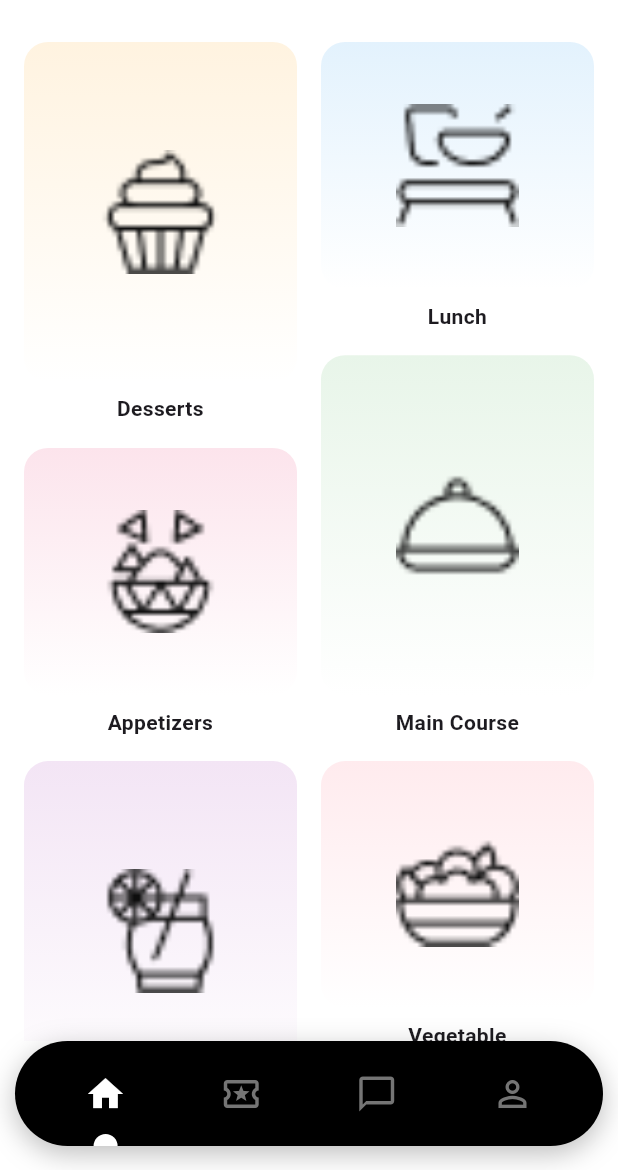
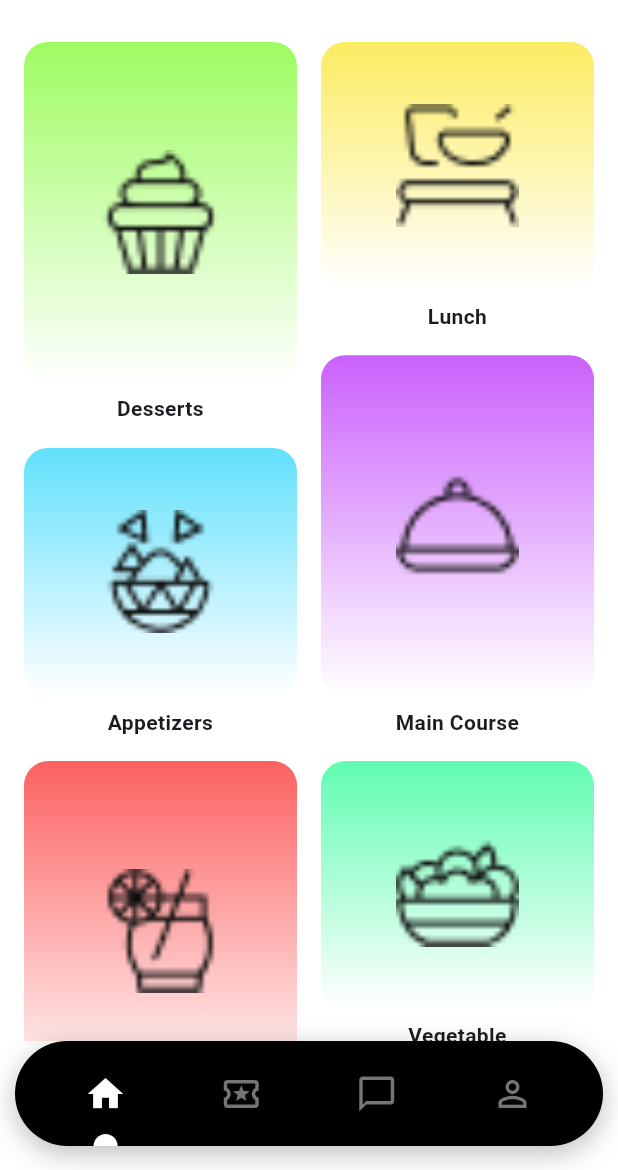
Before and after one commit to darvish-docking/millio, a Flutter app: the HomeScreen screen opened directly, after a tap on "See All", on a phone screen of 412 x 824 dp, the part 66-1236 px from its top. Run offline on Flutter 3.47's test engine with Material 3 defaults, Android fonts, the phone set to English and light mode, and no system bars; our stand-ins replace country_picker, google_maps_flutter.

Commit message:
colors edited to dynamic

```diff
--- a/lib/core/constants/app_colors.dart
+++ b/lib/core/constants/app_colors.dart
@@ -3,7 +3,11 @@ import 'package:flutter/material.dart';
 class AppColors {
   // 🔹 Primary Colors
   static const Color primary = Color(0xFF62C222); // Orange
+  static const Color primaryLight = Color(0xFFEFF9E9);
+  static  Color primaryLight05 = Colors.green.shade50;
+  static const Color primaryDark = Color(0xFF388E3C);
   static const Color secondary = Color(0xFF7E57C2); // Violet
+  static const Color home =  Color.fromARGB(255, 121, 39, 176);
   static const Color transparent = Colors.transparent;
 
   static const Color indigo = Color.fromARGB(255, 12, 3, 32);
@@ -15,11 +19,22 @@ class AppColors {
 
   // 🔹 Background Colors
   static const Color background = Colors.white;
+  static const Color background07 = Colors.white70;
+
   static const Color backgroundSecondary =Colors.grey;
+  static  Color backgroundSecondary1 = Colors.grey.shade100;
+  static  Color backgroundSecondary2 = Colors.grey.shade200;
+  static  Color backgroundSecondary3 =  Colors.grey.shade300;
+  static  Color backgroundSecondary4 =  Colors.grey.shade400;
+  static  Color backgroundSecondary5 =  Colors.grey.shade500;
+  static  Color backgroundSecondary6 =  Colors.grey.shade600;
+  static  Color backgroundSecondary7 =  Colors.grey.shade700;
   static const Color scaffoldBackground = Color(0xFFF8F9FB);
 
   // 🔹 Text Colors
   static const Color textPrimary = Colors.black;
+  static const Color textPrimarylight87 = Colors.black87;
+  static const Color textPrimarylight12 =Colors.black12;
   static const Color textSecondary = Color(0xFF7A7A7A);
   static const Color textWhite = Color(0xFFFFFFFF);
 
@@ -36,8 +51,20 @@ class AppColors {
   static const Color inputFill = Color(0xFFF5F5F5);
   static const Color inputBorder = Color(0xFFDADADA);
   static const Color inputFocused = Color(0xFFFF7A00);
+  static const Color amber = Colors.amber;
 
   // 🔹 Button Colors
   static const Color buttonPrimary = primary;
   static const Color buttonText = Colors.white;
+  static const Color buttonFavourites = Colors.red;
+
+  // categories
+  static const Color category1 = Color(0xff9EFC61);
+      static const Color category2 = Color(0xffFCEC61);
+      static const Color category3 = Color(0xff61E0FC);
+      static const Color category4 = Color(0xffCA61FC);
+      static const Color category5 = Color(0xffFC6161);
+      static const Color category6 = Color(0xff61FCB1);
+      static const Color category7 = Color(0xff6170FC);
+      static const Color category8 = Color(0xffFC8F61);
 }
--- a/lib/features/home/presentation/screens/categories.dart
+++ b/lib/features/home/presentation/screens/categories.dart
@@ -15,18 +15,18 @@ class CategoriesScreen extends StatelessWidget {
 
     // Using the same pastel background colors as home screen, but in a square container
     final bgColors = [
-      Colors.orange.shade50,
-      Colors.blue.shade50,
-      Colors.pink.shade50,
-      Colors.green.shade50,
-      Colors.purple.shade50,
-      Colors.red.shade50,
-      Colors.teal.shade50,
-      Colors.amber.shade50,
+      AppColors.category1,
+AppColors.category2,
+AppColors.category3,
+AppColors.category4,
+AppColors.category5,
+      AppColors.category6,
+      AppColors.category7,
+      AppColors.category8,
     ];
 
     return Scaffold(
-      backgroundColor: Colors.white,
+      backgroundColor: AppColors.background,
       appBar: AppBar(
         backgroundColor: AppColors.background,
         elevation: 0,
@@ -35,7 +35,7 @@ class CategoriesScreen extends StatelessWidget {
         leading: Align(
           alignment: Alignment.centerRight,
           child: Material(
-            color: Colors.grey.shade300,
+            color: AppColors.backgroundSecondary3,
             shape: const CircleBorder(),
             clipBehavior: Clip.hardEdge,
             child: InkWell(
@@ -57,7 +57,7 @@ class CategoriesScreen extends StatelessWidget {
         ),
         title: const Text(
           "Categories",
-          style: TextStyle(color: Colors.black, fontWeight: FontWeight.bold),
+          style: TextStyle(color: AppColors.textPrimary, fontWeight: FontWeight.bold),
         ),
         centerTitle: false,
       ),
@@ -129,7 +129,7 @@ class CategoriesScreen extends StatelessWidget {
               end: Alignment.bottomCenter,
               colors: [
                 bgColors[index % bgColors.length],
-                Colors.white,
+                AppColors.background,
               ],
             ),
             borderRadius: BorderRadius.circular(16),
--- a/lib/features/home/presentation/screens/home_screen.dart
+++ b/lib/features/home/presentation/screens/home_screen.dart
@@ -5,6 +5,7 @@ import 'package:millio/features/home/presentation/screens/categories.dart';
 import 'package:millio/features/home/presentation/screens/hot_deal_today.dart';
 import 'package:millio/features/home/presentation/screens/special_offers.dart';
 import 'package:millio/features/home/presentation/screens/chat_box_screen.dart';
+import 'package:millio/features/cart/presentation/screens/cart.dart';
 
 class SpecialOffer {
   final String image;
@@ -23,28 +24,6 @@ class SpecialOffer {
     required this.price,
   });
 }
-
-class HomeScreen extends StatefulWidget {
-  const HomeScreen({super.key});
-
-  @override
-  State<HomeScreen> createState() => _HomeScreenState();
-}
-
-class _HomeScreenState extends State<HomeScreen> {
-
-  int currentIndex = 0;
-
-  final categories = [
-    "Desserts",
-    "Lunch",
-    "Appetizers",
-    "Main Course",
-    "Drink",
-    "Vegetable",
-    "Fast Food",
-    "Sea Food"
-  ];
 
 final List<SpecialOffer> specialOffers = [
   SpecialOffer(
@@ -97,6 +76,28 @@ class _HomeScreenState extends State<HomeScreen> {
   ),
 ];
 
+class HomeScreen extends StatefulWidget {
+  const HomeScreen({super.key});
+
+  @override
+  State<HomeScreen> createState() => _HomeScreenState();
+}
+
+class _HomeScreenState extends State<HomeScreen> {
+
+  int currentIndex = 0;
+
+  final categories = [
+    "Desserts",
+    "Lunch",
+    "Appetizers",
+    "Main Course",
+    "Drink",
+    "Vegetable",
+    "Fast Food",
+    "Sea Food"
+  ];
+
   final PageController _pageController = PageController(viewportFraction: 0.75);
 
   @override
@@ -118,7 +119,7 @@ class _HomeScreenState extends State<HomeScreen> {
     final h = size.height;
 
     return Scaffold(
-      backgroundColor: Colors.white,
+      backgroundColor: AppColors.background,
 
       body: SafeArea(
         child: SingleChildScrollView(
@@ -139,6 +140,17 @@ class _HomeScreenState extends State<HomeScreen> {
                   const Spacer(),
 
                   Icon(Icons.notifications_none, size: w * .07),
+                  SizedBox(width: w * .03),
+
+                  GestureDetector(
+                    onTap: () {
+                      Navigator.push(
+                        context,
+                        MaterialPageRoute(builder: (context) => const CartScreen()),
+                      );
+                    },
+                    child: Icon(Icons.shopping_cart_outlined, size: w * .07),
+                  ),
                   SizedBox(width: w * .03),
 
                   GestureDetector(
@@ -170,12 +182,12 @@ class _HomeScreenState extends State<HomeScreen> {
               /// SEARCH BAR
               Container(
                 decoration: BoxDecoration(
-                  color: Colors.white,
+                  color: AppColors.background,
                   borderRadius: BorderRadius.circular(50),
                   boxShadow: [
                     BoxShadow(
                       blurRadius: 10,
-                      color: Colors.black12,
+                      color: AppColors.textPrimarylight12,
                       offset: Offset(0, 4),
                     )
                   ],
@@ -201,7 +213,7 @@ class _HomeScreenState extends State<HomeScreen> {
                   Container(
                     height: h * .18,
                     decoration: BoxDecoration(
-                      color: const Color.fromARGB(255, 121, 39, 176),
+                      color: AppColors.home,
                       borderRadius: BorderRadius.circular(24),
                     ),
                   ),
@@ -233,7 +245,7 @@ class _HomeScreenState extends State<HomeScreen> {
                     child: Divider(
                       height: 2,          // total space occupied vertically
                       thickness: 2,        // actual line thickness
-                      color: Colors.grey,
+                      color: AppColors.backgroundSecondary,
                       indent: 20,          // left spacing
                       endIndent: 20,       // right spacing
                     ),
@@ -276,11 +288,11 @@ class _HomeScreenState extends State<HomeScreen> {
                     height: h * 0.01,
                     width: w * 0.08,
                     decoration: BoxDecoration(
-                      color: Colors.green,
+                      color: AppColors.primary,
                       shape: BoxShape.circle,
                       boxShadow: [
                         BoxShadow(
-                          color: Colors.black12,
+                          color: AppColors.textPrimarylight12,
                           blurRadius: 8,
                           offset: Offset(0, 4),
                         ),
@@ -289,7 +301,7 @@ class _HomeScreenState extends State<HomeScreen> {
                     child: const Center(
                       child: Icon(
                         Icons.chevron_right,
-                        color: Colors.white,
+                        color: AppColors.background,
                         size: 30,
                       ),
                     ),
@@ -326,14 +338,14 @@ class _HomeScreenState extends State<HomeScreen> {
                 ),
                 itemBuilder: (_, index) {
                   final bgColors = [
-                    Colors.orange.shade50,
-                    Colors.blue.shade50,
-                    Colors.pink.shade50,
-                    Colors.green.shade50,
-                    Colors.purple.shade50,
-                    Colors.red.shade50,
-                    Colors.teal.shade50,
-                    Colors.amber.shade50,
+                    AppColors.category1,
+AppColors.category2,
+AppColors.category3,
+AppColors.category4,
+AppColors.category5,
+      AppColors.category6,
+      AppColors.category7,
+      AppColors.category8,
                   ];
                   return Column(
                     children: [
@@ -347,7 +359,7 @@ class _HomeScreenState extends State<HomeScreen> {
                             end: Alignment.bottomCenter,
                             colors: [
                               bgColors[index % bgColors.length],
-                              Colors.white,
+                              AppColors.background,
                             ],
                           ),
                         ),
@@ -409,11 +421,11 @@ class _HomeScreenState extends State<HomeScreen> {
                       child: Container(
                         margin: const EdgeInsets.symmetric(horizontal: 8, vertical: 10),
                         decoration: BoxDecoration(
-                          color: Colors.green,
+                          color: AppColors.primary,
                           borderRadius: BorderRadius.circular(24),
                           boxShadow: [
                             BoxShadow(
-                              color: Colors.green.withOpacity(0.4),
+                              color: AppColors.primary.withOpacity(0.4),
                               blurRadius: 10,
                               offset: const Offset(0, 5),
                             ),
@@ -436,7 +448,7 @@ class _HomeScreenState extends State<HomeScreen> {
                               Container(
                                 // width: w * 0.05,
                                 // height: h * 0.05,
-                                color: const Color.fromARGB(255, 201, 241, 203).withOpacity(0.6)),
+                                color: AppColors.primaryLight.withOpacity(0.6)),
                               Center(
                                 child:Column(
                                   mainAxisSize: MainAxisSize.min,
@@ -509,11 +521,11 @@ class _HomeScreenState extends State<HomeScreen> {
                     padding: const EdgeInsets.all(10),
                     decoration: BoxDecoration(
                       borderRadius: BorderRadius.circular(20),
-                      color: Colors.white,
+                      color: AppColors.background,
                       boxShadow: const [
                         BoxShadow(
                           blurRadius: 8,
-                          color: Colors.black12,
+                          color: AppColors.textPrimarylight12,
                         )
                       ],
                     ),
@@ -531,7 +543,7 @@ class _HomeScreenState extends State<HomeScreen> {
                               fit: BoxFit.cover,
                               width: double.infinity,
                               errorBuilder: (context, error, stackTrace) =>
-                                  Container(color: Colors.grey.shade200, child: const Icon(Icons.fastfood, color: Colors.grey)),
+                                  Container(color: AppColors.backgroundSecondary2, child: const Icon(Icons.fastfood, color: AppColors.backgroundSecondary)),
                             ),
                           ),
                         ),
@@ -608,8 +620,8 @@ class _HomeScreenState extends State<HomeScreen> {
                           begin: Alignment.topCenter,
                           end: Alignment.bottomCenter,
                           colors: [
-                            Colors.transparent,
-                            Colors.black.withOpacity(0.8),
+                            AppColors.transparent,
+                            AppColors.textPrimary.withOpacity(0.8),
                           ],
                         ),
                       ),
@@ -622,13 +634,13 @@ class _HomeScreenState extends State<HomeScreen> {
                           Icon(
                             Icons.play_circle_fill,
                             size: 40,
-                            color: Colors.white,
+                            color: AppColors.background,
                           ),
                           SizedBox(width: 10),
                           Text(
                             "Video promotion",
                             style: TextStyle(
-                              color: Colors.white,
+                              color: AppColors.background,
                               fontSize: 18,
                               fontWeight: FontWeight.bold,
                             ),
@@ -672,8 +684,8 @@ class _HomeScreenState extends State<HomeScreen> {
         TextButton(
           onPressed: onSeeAllTap ?? () {},
           style: TextButton.styleFrom(
-            backgroundColor: Colors.green.shade50,
-            foregroundColor: Colors.green,
+            backgroundColor: AppColors.primaryLight05,
+            foregroundColor: AppColors.primary,
             shape: RoundedRectangleBorder(
               borderRadius: BorderRadius.circular(20),
             ),
```
Also changed, not shown: lib/features/home/presentation/screens/add_review_screen.dart (+13 -13 lines), lib/features/home/presentation/screens/chat_box_screen.dart (+19 -19 lines), lib/features/home/presentation/screens/hot_deal_today.dart (+8 -8 lines), lib/features/home/presentation/screens/product_description_screen.dart (+12 -12 lines), lib/features/home/presentation/screens/product_details.dart (+30 -19 lines), lib/features/home/presentation/screens/reviews_screen.dart (+18 -18 lines). Lines whose indentation alone changed are shown as unchanged.
